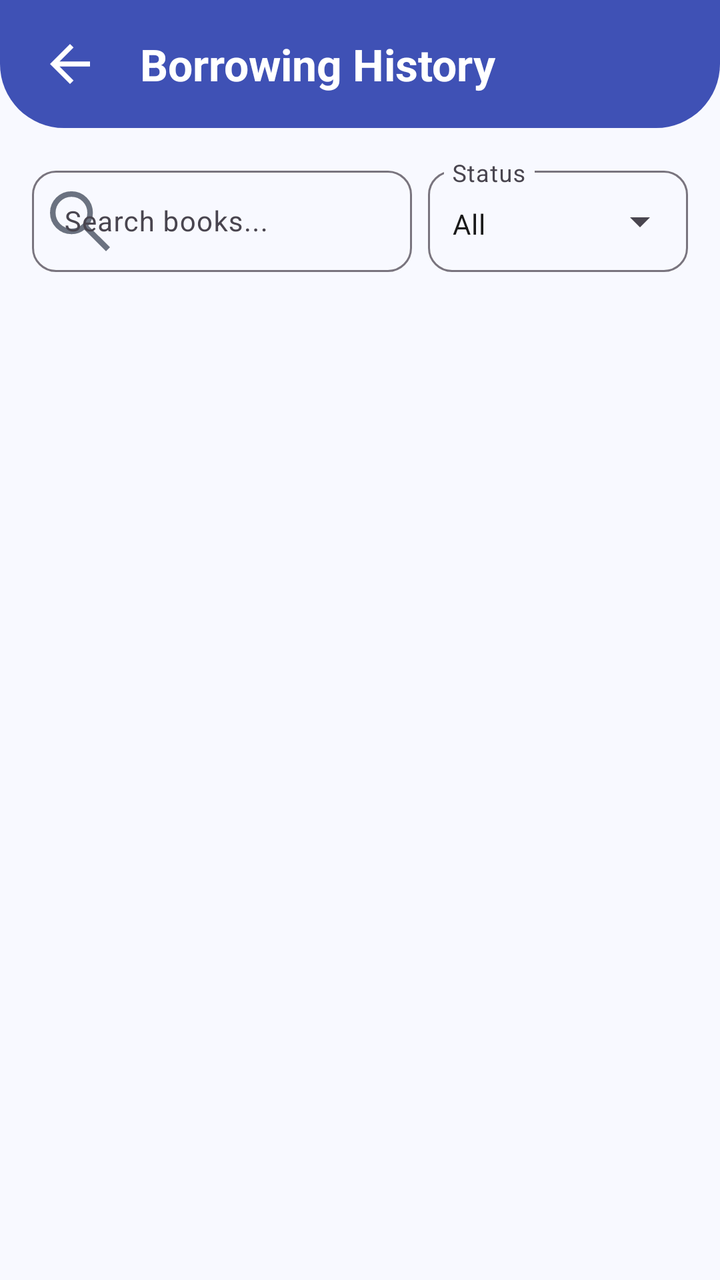
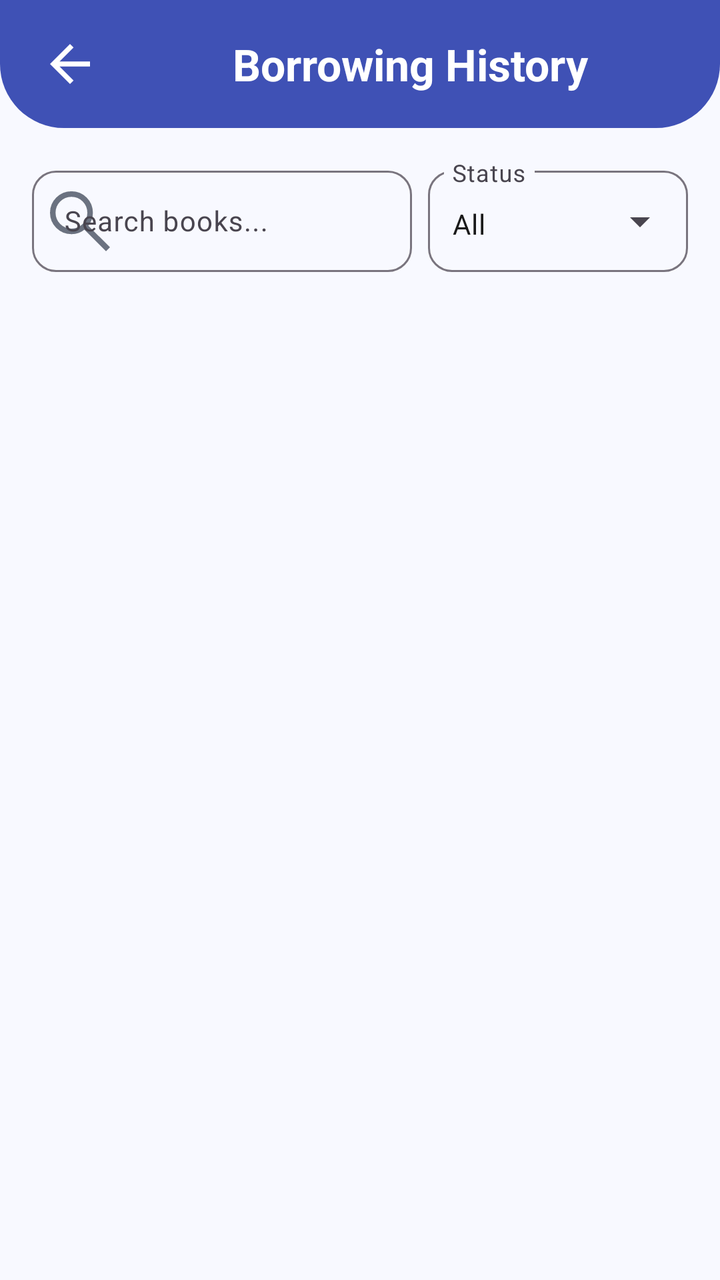

An Android layout rendered at two revisions. The XML below is the earlier revision; the diff shows what the commit changed to produce the second picture.
<!-- AndroidManifest.xml: application theme Theme.LibraryApp -->
<!-- res/layout/fragment_browsing_history.xml -->
<?xml version="1.0" encoding="utf-8"?>
<androidx.constraintlayout.widget.ConstraintLayout
    xmlns:android="http://schemas.android.com/apk/res/android"
    xmlns:app="http://schemas.android.com/apk/res-auto"
    xmlns:tools="http://schemas.android.com/tools"
    android:layout_width="match_parent"
    android:layout_height="match_parent"
    android:background="@color/background"
    tools:context=".presentation.history.BorrowingHistoryFragment">

    <View
        android:id="@+id/topBarBackground"
        android:layout_width="0dp"
        android:layout_height="64dp"
        android:background="@drawable/bg_dashboard_header"
        app:layout_constraintTop_toTopOf="parent"
        app:layout_constraintStart_toStartOf="parent"
        app:layout_constraintEnd_toEndOf="parent" />

    <ImageView
        android:id="@+id/ivBack"
        android:layout_width="30dp"
        android:layout_height="30dp"
        android:layout_marginStart="20dp"
        android:contentDescription="Back"
        android:src="@drawable/iv_back"
        app:tint="@color/text_on_primary"
        app:layout_constraintStart_toStartOf="parent"
        app:layout_constraintTop_toTopOf="@id/topBarBackground"
        app:layout_constraintBottom_toBottomOf="@id/topBarBackground" />

    <TextView
        android:id="@+id/tvTitle"
        android:layout_width="0dp"
        android:layout_height="wrap_content"
        android:layout_marginStart="20dp"
        android:layout_marginEnd="16dp"
        android:text="Borrowing History"
        android:textColor="@color/text_on_primary"
        android:textSize="22sp"
        android:textStyle="bold"
        app:layout_constraintStart_toEndOf="@id/ivBack"
        app:layout_constraintEnd_toEndOf="parent"
        app:layout_constraintTop_toTopOf="@id/topBarBackground"
        app:layout_constraintBottom_toBottomOf="@id/topBarBackground" />

    <com.google.android.material.textfield.TextInputLayout
        android:id="@+id/tilSearch"
        style="@style/Widget.Material3.TextInputLayout.OutlinedBox"
        android:layout_width="0dp"
        android:layout_height="56dp"
        android:layout_marginStart="16dp"
        android:layout_marginTop="16dp"
        android:layout_marginEnd="8dp"
        android:hint="Search books..."
        app:startIconDrawable="@drawable/iv_search"
        app:startIconTint="@color/text_secondary"
        app:boxCornerRadiusTopStart="12dp"
        app:boxCornerRadiusTopEnd="12dp"
        app:boxCornerRadiusBottomStart="12dp"
        app:boxCornerRadiusBottomEnd="12dp"
        app:layout_constraintStart_toStartOf="parent"
        app:layout_constraintEnd_toStartOf="@id/tilStatus"
        app:layout_constraintTop_toBottomOf="@id/topBarBackground">

        <com.google.android.material.textfield.TextInputEditText
            android:id="@+id/etSearch"
            android:layout_width="match_parent"
            android:layout_height="match_parent"
            android:inputType="text"
            android:maxLines="1"
            android:singleLine="true"
            android:textSize="14sp" />

    </com.google.android.material.textfield.TextInputLayout>

    <com.google.android.material.textfield.TextInputLayout
        android:id="@+id/tilStatus"
        style="@style/Widget.Material3.TextInputLayout.OutlinedBox.ExposedDropdownMenu"
        android:layout_width="130dp"
        android:layout_height="56dp"
        android:layout_marginEnd="16dp"
        app:boxCornerRadiusTopStart="12dp"
        android:hint="Status"
        app:boxCornerRadiusTopEnd="12dp"
        app:boxCornerRadiusBottomStart="12dp"
        app:boxCornerRadiusBottomEnd="12dp"
        app:layout_constraintTop_toTopOf="@id/tilSearch"
        app:layout_constraintBottom_toBottomOf="@id/tilSearch"
        app:layout_constraintEnd_toEndOf="parent">

        <com.google.android.material.textfield.MaterialAutoCompleteTextView
            android:id="@+id/actStatus"
            android:layout_width="match_parent"
            android:layout_height="match_parent"
            android:gravity="center_vertical"
            android:inputType="none"
            android:paddingStart="12dp"
            android:singleLine="true"
            android:text="All"
            android:textSize="14sp" />

    </com.google.android.material.textfield.TextInputLayout>

    <androidx.recyclerview.widget.RecyclerView
        android:id="@+id/rvBorrowingHistory"
        android:layout_width="0dp"
        android:layout_height="0dp"
        android:layout_marginTop="12dp"
        android:clipToPadding="false"
        android:paddingStart="16dp"
        android:paddingEnd="16dp"
        android:paddingBottom="16dp"
        app:layout_constraintTop_toBottomOf="@id/tilSearch"
        app:layout_constraintStart_toStartOf="parent"
        app:layout_constraintEnd_toEndOf="parent"
        app:layout_constraintBottom_toBottomOf="parent"
        tools:listitem="@layout/item_borrowing_history" />
    <TextView
        android:id="@+id/tvNoData"
        android:layout_width="wrap_content"
        android:layout_height="wrap_content"
        android:text="No Borrowing History found."
        android:textColor="@color/text_secondary"
        android:textSize="16sp"
        android:visibility="gone"
        app:layout_constraintTop_toTopOf="@id/rvBorrowingHistory"
        app:layout_constraintBottom_toBottomOf="@id/rvBorrowingHistory"
        app:layout_constraintStart_toStartOf="parent"
        app:layout_constraintEnd_toEndOf="parent" />

</androidx.constraintlayout.widget.ConstraintLayout>
<!-- res/layout/item_borrowing_history.xml (included above) -->
<?xml version="1.0" encoding="utf-8"?>
<com.google.android.material.card.MaterialCardView
    xmlns:android="http://schemas.android.com/apk/res/android"
    xmlns:app="http://schemas.android.com/apk/res-auto"
    android:layout_width="match_parent"
    android:layout_height="wrap_content"
    android:layout_marginBottom="12dp"
    app:cardBackgroundColor="@color/surface"
    app:cardCornerRadius="14dp"
    app:cardElevation="1dp"
    app:strokeColor="@color/border"
    app:strokeWidth="1dp">

    <androidx.constraintlayout.widget.ConstraintLayout
        android:layout_width="match_parent"
        android:layout_height="wrap_content"
        android:padding="12dp">

        

        <ImageView
            android:id="@+id/ivBook"
            android:layout_width="72dp"
            android:layout_height="100dp"
            android:background="#E8EEFF"
            android:contentDescription="Book"
            android:padding="18dp"
            android:src="@drawable/iv_books"
            app:tint="@color/primary"
            app:layout_constraintBottom_toBottomOf="parent"
            app:layout_constraintStart_toStartOf="parent"
            app:layout_constraintTop_toTopOf="parent" />

        

        <TextView
            android:id="@+id/tvBookTitle"
            android:layout_width="0dp"
            android:layout_height="wrap_content"
            android:layout_marginStart="16dp"
            android:layout_marginEnd="12dp"
            android:text="Clean Code"
            android:textColor="@color/text_primary"
            android:textSize="17sp"
            android:textStyle="bold"
            app:layout_constraintEnd_toStartOf="@id/tvStatus"
            app:layout_constraintStart_toEndOf="@id/ivBook"
            app:layout_constraintTop_toTopOf="parent" />

        

        <TextView
            android:id="@+id/tvStatus"
            android:layout_width="wrap_content"
            android:layout_height="36dp"
            android:gravity="center"
            android:minWidth="88dp"
            android:paddingStart="12dp"
            android:paddingEnd="12dp"
            android:text="Returned"
            android:textSize="14sp"
            android:textStyle="bold"
            android:textColor="@color/success"
            android:background="#E8F7F1"
            app:layout_constraintEnd_toEndOf="parent"
            app:layout_constraintTop_toTopOf="parent" />

        

        <TextView
            android:id="@+id/tvMemberName"
            android:layout_width="0dp"
            android:layout_height="wrap_content"
            android:layout_marginStart="16dp"
            android:layout_marginTop="6dp"
            android:text="Ali Raza"
            android:textColor="@color/text_secondary"
            android:textSize="15sp"
            app:layout_constraintEnd_toEndOf="parent"
            app:layout_constraintStart_toEndOf="@id/ivBook"
            app:layout_constraintTop_toBottomOf="@id/tvBookTitle" />

        

        <TextView
            android:id="@+id/tvIssueDate"
            android:layout_width="0dp"
            android:layout_height="wrap_content"
            android:layout_marginStart="16dp"
            android:layout_marginTop="8dp"
            android:text="Issued: 15 Aug 2025"
            android:textColor="@color/text_secondary"
            android:textSize="14sp"
            app:layout_constraintEnd_toEndOf="parent"
            app:layout_constraintStart_toEndOf="@id/ivBook"
            app:layout_constraintTop_toBottomOf="@id/tvMemberName" />

        

        <TextView
            android:id="@+id/tvReturnDate"
            android:layout_width="0dp"
            android:layout_height="wrap_content"
            android:layout_marginStart="16dp"
            android:layout_marginTop="4dp"
            android:text="Return: 22 Aug 2025"
            android:textColor="@color/text_secondary"
            android:textSize="14sp"
            app:layout_constraintEnd_toEndOf="parent"
            app:layout_constraintStart_toEndOf="@id/ivBook"
            app:layout_constraintTop_toBottomOf="@id/tvIssueDate" />

    </androidx.constraintlayout.widget.ConstraintLayout>

</com.google.android.material.card.MaterialCardView>
<!-- resources referenced by this layout -->
<resources>
  <color name="background">#F8F9FF</color>
  <color name="border">#E0E0E0</color>
  <color name="primary">#3F51B5</color>
  <color name="success">#4CAF50</color>
  <color name="surface">#FFFFFF</color>
  <color name="text_on_primary">#FFFFFF</color>
  <color name="text_primary">#1A1A1A</color>
  <color name="text_secondary">#6B7280</color>
  <!-- drawable bg_dashboard_header (drawable) -->
  <?xml version="1.0" encoding="utf-8"?>
  <shape xmlns:android="http://schemas.android.com/apk/res/android"
      android:shape="rectangle">
  
      <solid android:color="@color/primary" />
  
      <corners
          android:bottomLeftRadius="32dp"
          android:bottomRightRadius="32dp" />
  
  </shape>
  <!-- drawable iv_back (drawable) -->
  <vector xmlns:android="http://schemas.android.com/apk/res/android"
      android:width="24dp"
      android:height="24dp"
      android:viewportWidth="960"
      android:viewportHeight="960">
    <path
        android:pathData="m313,520 l224,224 -57,56 -320,-320 320,-320 57,56 -224,224h487v80L313,520Z"
        android:fillColor="#1f1f1f"/>
  </vector>
  <!-- drawable iv_search (drawable) -->
  <vector xmlns:android="http://schemas.android.com/apk/res/android"
      android:width="40dp"
      android:height="40dp"
      android:viewportWidth="960"
      android:viewportHeight="960">
    <path
        android:pathData="M792,839.33 L532.67,580q-30,25.33 -69.67,39.67Q423.33,634 378.67,634q-108.34,0 -183.5,-75.17Q120,483.67 120,376.67t75.17,-182.17q75.16,-75.17 182.83,-75.17 107,0 181.83,75.17 74.84,75.17 74.84,182.17 0,43.33 -14,83 -14,39.66 -40.67,73l260,258.66 -48,48ZM378,567.33q79,0 134.5,-55.83T568,376.67q0,-79 -55.5,-134.84Q457,186 378,186q-79.67,0 -135.5,55.83 -55.83,55.84 -55.83,134.84T242.5,511.5q55.83,55.83 135.5,55.83Z"
        android:fillColor="#1f1f1f"/>
  </vector>
  <style name="Theme.LibraryApp" parent="Base.Theme.LibraryApp" />
  <style name="Base.Theme.LibraryApp" parent="Theme.Material3.DayNight.NoActionBar">
  
          <item name="colorPrimary">@color/primary</item>
          <item name="android:colorBackground">@color/background</item>
          <item name="colorSurface">@color/surface</item>
  
          <item name="android:textColorPrimary">@color/text_primary</item>
          <item name="android:textColorSecondary">@color/text_secondary</item>
  
          <item name="android:navigationBarColor">@color/background</item>
          <item name="android:statusBarColor">@color/primary</item>
  
          <item name="android:windowLightStatusBar">false</item>
      </style>
  <!-- unchanged entries left out for length: 1 -->
</resources>

<!-- the commit's change to res/layout/fragment_browsing_history.xml (unified diff, before → after) -->
@@ -33,8 +33,7 @@
         android:id="@+id/tvTitle"
         android:layout_width="0dp"
         android:layout_height="wrap_content"
-        android:layout_marginStart="20dp"
-        android:layout_marginEnd="16dp"
+        android:textAlignment="center"
         android:text="Borrowing History"
         android:textColor="@color/text_on_primary"
         android:textSize="22sp"
